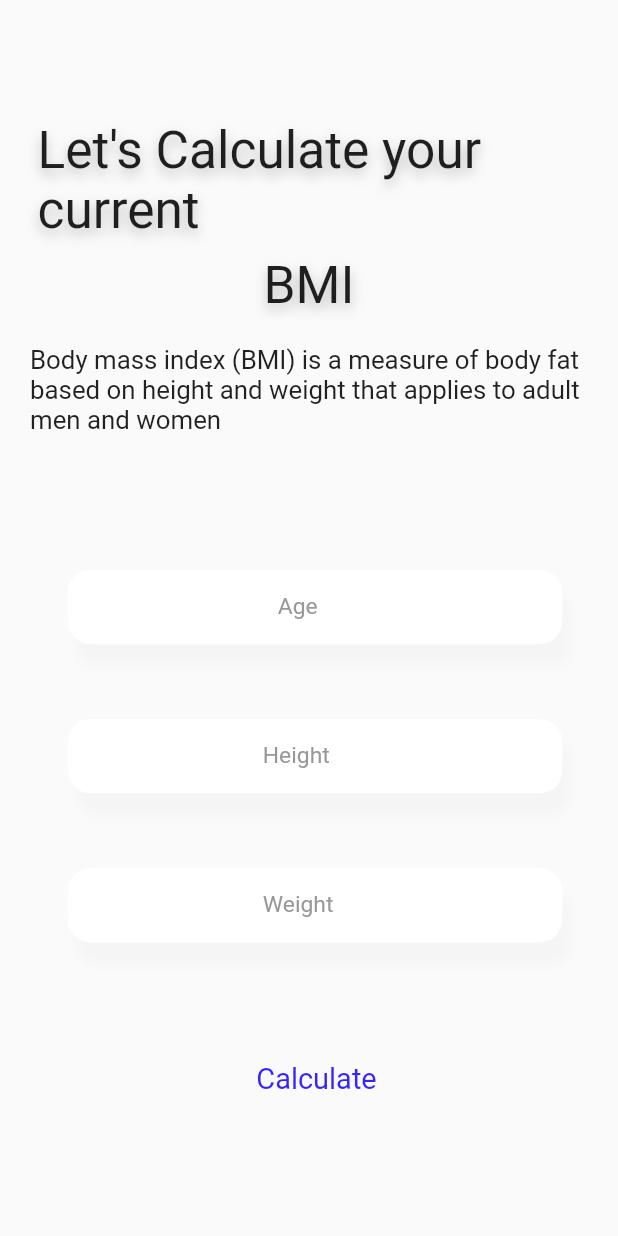
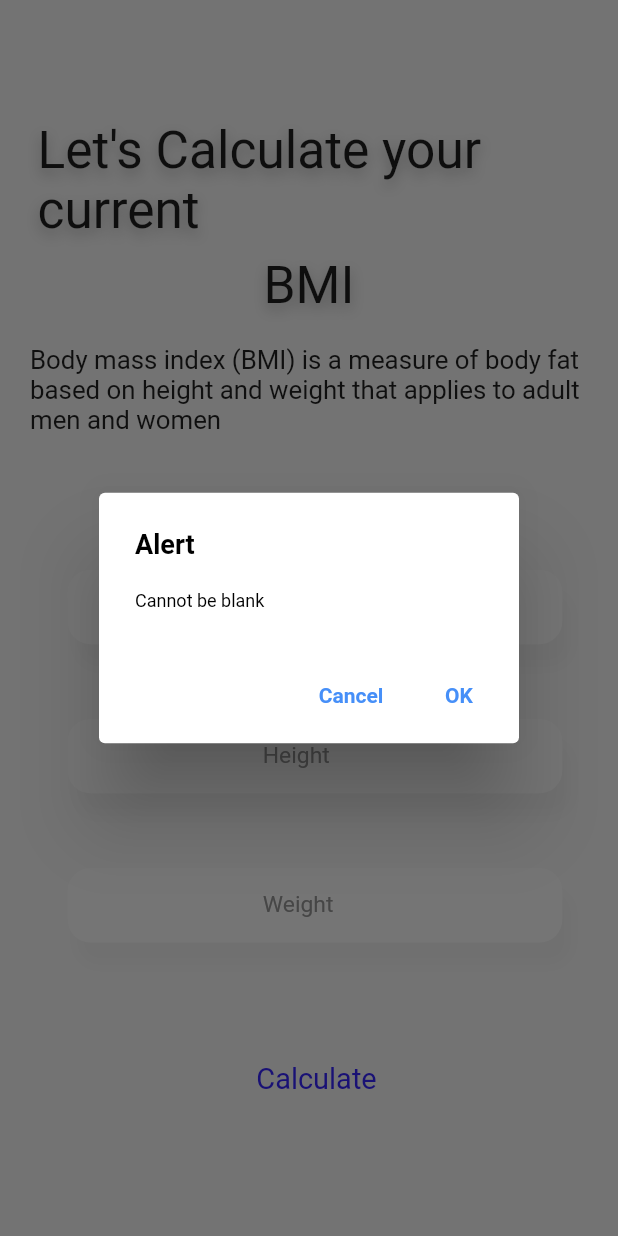
Before and after one commit to iremtekinn/bmi_firebase, a Flutter app: the PageOne screen opened by its route, after a tap on "Calculate", on a phone screen of 412 x 824 dp. Run offline on Flutter 3.47's test engine with Material 2 defaults, Android fonts, the phone set to English and light mode, and no system bars; our stand-ins replace cloud_firestore, firebase_auth, firebase_core, get, google_fonts, responsive_sizer; accounts and stored records are empty; network calls fail; Roboto replaces fonts that are missing (Sacramento); statements that could not run were skipped.

```diff
--- a/lib/modules/pageone/pageone_controller.dart
+++ b/lib/modules/pageone/pageone_controller.dart
@@ -12,49 +12,160 @@ class PageOneController extends GetxController{
    FirebaseFirestore firebaseFirestore = FirebaseFirestore.instance;
    FirestoreService  db  =FirestoreService();
 
-   double height=0;
-  double weight=0;
-  double bmi = 0.0;
+   //double height=0;
+ // double weight=0;
+  //double bmi = 0.0;
+ // var isSelected = false.obs;
+  Color? bmiStatusColor;
+  var bmiStatus;
+  var bmiInterpretation;
+  /* var height = 0.0;
+  var weight = 0; */
+  double result=0.0;
   TextEditingController heightController=TextEditingController();
   TextEditingController weightController=TextEditingController();
 
 
- bmiHesapla(){
-  if(weightController.text.isEmpty||heightController.text.isEmpty){
-    print("boş olamazzzzzzzzzzzzzzzzzzz");
+  hesaplama(String kilo ,String boy) async {
+    print("fonksiyonnn + $kilo");
+    //result = int.parse(kilo) / ((int.parse(boy) / 100) * (int.parse(boy)/ 100));
+    var deger=(int.parse(boy)/100)*(int.parse(boy)/100);
 
-  }
-  else {
+    result=double.parse(kilo)/double.parse(deger.toString());
+    print("resulttttttt+$result");
 
-hesaplama();
-heightController.clear();
-weightController.clear();
-}
+    print("resultttttttttttttt $result");
+    print("aaaaaaaaaaaaaaaaaaa + $result");
 
-
+  db.addUserInfo(weightController.text, heightController.text, result.toStringAsFixed(2));
+    if (result > 30) {
+      bmiInterpretation = "Please work to reduce obesity";
+      bmiStatus = "Obesity";
+      bmiStatusColor = Colors.pink;
+      Get.toNamed(Routes.PageTwo);
+    } else if (result >= 25) {
+      bmiStatus = "Overweight";
+      bmiInterpretation = "Do regular exercise & reduce the weight";
+      bmiStatusColor = Colors.orange;
+      Get.toNamed(Routes.PageTwo);
+    } else if (result >= 18.5) {
+      bmiStatus = "You're healty!";
+      bmiInterpretation =
+          "This value is in the normal range of 20-25 for your age group. Keep up the good work!";
+      bmiStatusColor = Colors.green;
+      Get.toNamed(Routes.PageTwo);
+    } else if (result < 18.5) {
+      bmiStatus = "Underweight";
+      bmiInterpretation = "Try to increase the weight";
+      bmiStatusColor = Colors.red;
+      Get.toNamed(Routes.PageTwo);
+    }
   }
 
-  hesaplama() {
-    double a = double.parse(heightController.text) / 100;
-    double b = a * a;
-    bmi = double.parse(weightController.text) / b;
-
-    print("vücut kitle endeksisdsdsd: " + bmi.toString());
-
-    if (bmi < 18.5) {
-      Get.toNamed(Routes.PageTwo);
-
-    } else if (bmi >= 18.5 && bmi <= 25) {
-      Get.toNamed(Routes.PageTwo);
-      print("vücut kitle endeksi: " + bmi.toString());
-
-    } else if (bmi > 25 && bmi <= 30) {
-      Get.toNamed(Routes.PageTwo);
-
-
+  isBMIControl() {
+    if (weightController.text == '' || heightController.text == '') {
+      Get.dialog(
+        AlertDialog(
+          title: const Text('Alert',
+              textAlign: TextAlign.justify,
+              style: TextStyle(
+                  color: Colors.black,
+                  fontSize: 18,
+                  fontWeight: FontWeight.bold)),
+          content: const Text(
+            'Cannot be blank',
+            style: TextStyle(color: Colors.black, fontSize: 12),
+          ),
+          actions: <Widget>[
+            TextButton(
+              onPressed: () => Get.back(),
+              child: const Text('Cancel',
+                  style: TextStyle(
+                      color: Color(0xff468FF8),
+                      fontSize: 14,
+                      fontWeight: FontWeight.bold)),
+            ),
+            TextButton(
+              onPressed: () => Get.back(),
+              child: const Text('OK',
+                  style: TextStyle(
+                      color: Color(0xff468FF8),
+                      fontSize: 14,
+                      fontWeight: FontWeight.bold)),
+            ),
+          ],
+        ),
+      );
+    }
+    else
+    if (int.parse(heightController.text) < 50 || int.parse(heightController.text) > 250) {
+      Get.dialog(
+        AlertDialog(
+          title: const Text('Alert',
+              textAlign: TextAlign.justify,
+              style: TextStyle(
+                  color: Colors.black,
+                  fontSize: 18,
+                  fontWeight: FontWeight.bold)),
+          content: const Text(
+            'The height value should be in the range of 50 - 250 cm!',
+            style: TextStyle(color: Colors.black, fontSize: 12),
+          ),
+          actions: <Widget>[
+            TextButton(
+              onPressed: () => Get.back(),
+              child: const Text('Cancel',
+                  style: TextStyle(
+                      color: Color(0xff468FF8),
+                      fontSize: 14,
+                      fontWeight: FontWeight.bold)),
+            ),
+            TextButton(
+              onPressed: () => Get.back(),
+              child: const Text('OK'),
+            ),
+          ],
+        ),
+      );
+    } else if (int.parse(weightController.text) < 10 || int.parse(weightController.text)> 300) {
+      Get.dialog(
+        AlertDialog(
+          title: const Text('Alert',
+              textAlign: TextAlign.justify,
+              style: TextStyle(
+                  color: Colors.black,
+                  fontSize: 18,
+                  fontWeight: FontWeight.bold)),
+          content: const Text(
+            'The weight value should be in the range of 10 - 300 kg!',
+            style: TextStyle(color: Colors.black, fontSize: 12),
+          ),
+          actions: <Widget>[
+            TextButton(
+              onPressed: () => Get.back(),
+              child: const Text('Cancel',
+                  style: TextStyle(
+                      color: Color(0xff468FF8),
+                      fontSize: 14,
+                      fontWeight: FontWeight.bold)),
+            ),
+            TextButton(
+              onPressed: () => Get.back(),
+              child: const Text('OK',
+                  style: TextStyle(
+                      color: Color(0xff468FF8),
+                      fontSize: 14,
+                      fontWeight: FontWeight.bold)),
+            ),
+          ],
+        ),
+      );
     } else {
-      Get.toNamed(Routes.PageTwo);
+      print(weightController.text);
+      hesaplama(weightController.text,heightController.text);
 
     }
   }
+
+
 }
--- a/lib/modules/pageone/pageone_screen.dart
+++ b/lib/modules/pageone/pageone_screen.dart
@@ -169,7 +169,7 @@ class PageOne extends GetView<PageOneController> {
                 width: 80.w,
                 height: 6.h,
                 child: TextFormField(
-                  controller: controller.weightController,
+                 controller: controller.weightController,
                   decoration: InputDecoration(
                       enabledBorder: OutlineInputBorder(
                         borderSide: BorderSide(width: 3, color: Colors.white),
@@ -190,10 +190,13 @@ class PageOne extends GetView<PageOneController> {
             Padding(
             padding: const EdgeInsets.only(top:80.0,left:10.0),
             child: GestureDetector(
-              onTap:() async{
+              onTap:()
+             // async
+              {
                // Get.toNamed(Routes.PageTwo); ui için  pagetwo ya gidiyor
-              await controller.bmiHesapla();// işlevsellik için  pagetwo ya gidiyor23
-              controller.db.addUserInfo(controller.height, controller.weight, controller.bmi);
+              //await controller.bmiHesapla();// işlevsellik için  pagetwo ya gidiyor23
+             // controller.db.addUserInfo(controller.height, controller.weight, controller.bmi);
+             controller.isBMIControl();
               },
               child: Center(
                 child: Text("Calculate",style: GoogleFonts.roboto(
```
Also changed, not shown: lib/modules/pagetwo/pagetwo_screen.dart (+21 -5 lines).
